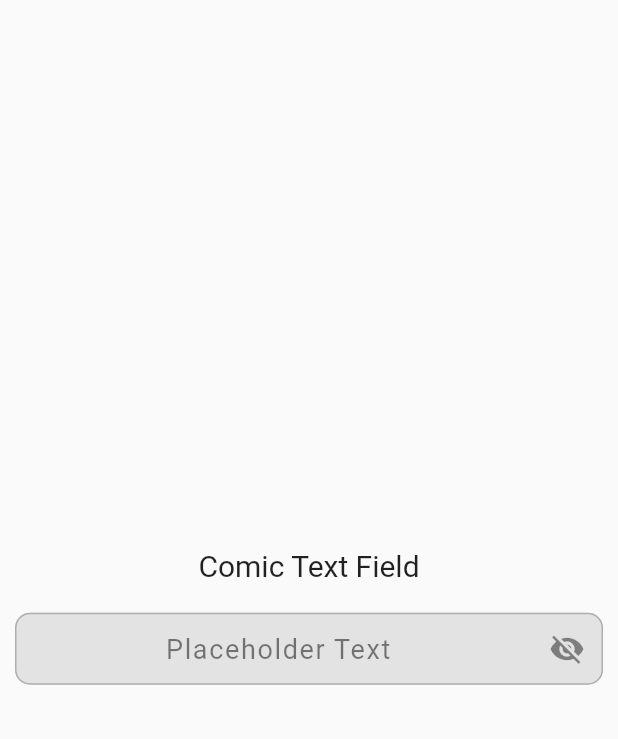
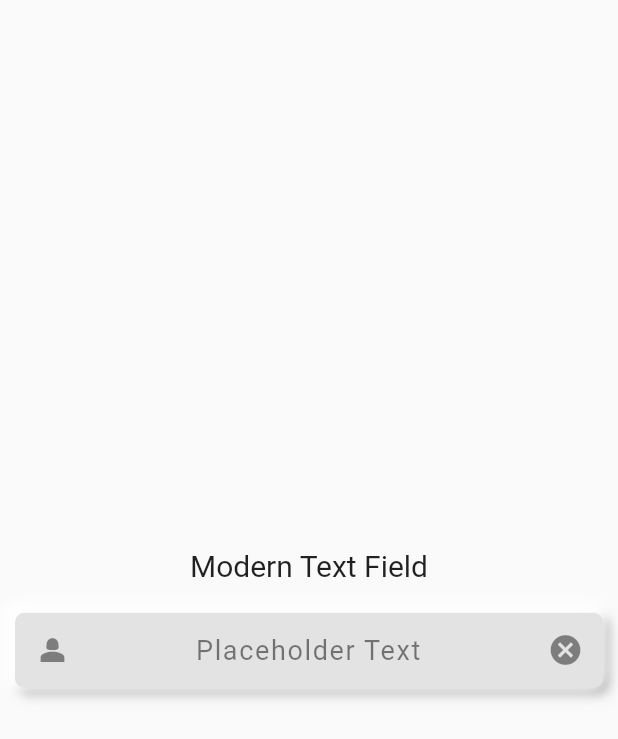
Before and after one commit to ROUNAK-K-JHA-2002/custom-field-styles, a Flutter app: the screen it shows after launch, on a phone screen of 412 x 824 dp. Shown: the top 739 px of the screen. Run offline on Flutter 3.47's test engine with Material 2 defaults, Android fonts, the phone set to English and light mode, and no system bars.

Commit message:
Updated : example for prod

```diff
--- a/example/lib/main.dart
+++ b/example/lib/main.dart
@@ -1,3 +1,4 @@
+// import 'package:custom_text_fields/custom_text_fields.dart';
 import 'package:custom_form_fields/custom_form_fields.dart';
 import 'package:flutter/material.dart';
 
@@ -43,7 +44,6 @@ class _HomePageState extends State<HomePage> {
   @override
   Widget build(BuildContext context) {
     return Scaffold(
-      // backgroundColor: Colors.blue.shade400,
       body: SafeArea(
           child: Center(
               child: Container(
@@ -52,7 +52,7 @@ class _HomePageState extends State<HomePage> {
           mainAxisAlignment: MainAxisAlignment.center,
           children: [
             const Text(
-              "Comic Text Field",
+              "Modern Text Field",
               style: TextStyle(fontSize: 20),
             ),
             const SizedBox(
@@ -60,7 +60,9 @@ class _HomePageState extends State<HomePage> {
             ),
             CustomTextField(
               controller: controller,
-              fieldStyle: FieldStyle.password,
+              fieldStyle: FieldStyle.modern,
+              prefixIcon: const Icon(Icons.person_2),
+              suffixIcon: const Icon(Icons.cancel),
             ),
           ],
         ),
```
